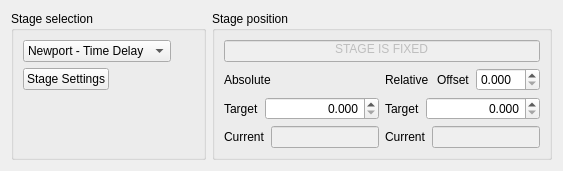
This is panels/ui/stageControl.ui in Attolab/SC-TDC as Qt 5 draws it before an edit. The edited form follows.
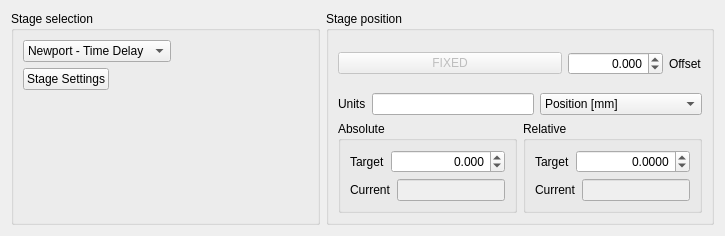
This is the edited form.

Commit message: Separating Stage and Scan Adding units choice

```diff
--- a/panels/ui/stageControl.ui
+++ b/panels/ui/stageControl.ui
@@ -6,12 +6,12 @@
    <rect>
     <x>0</x>
     <y>0</y>
-    <width>563</width>
-    <height>161</height>
+    <width>725</width>
+    <height>236</height>
    </rect>
   </property>
   <property name="sizePolicy">
-   <sizepolicy hsizetype="Maximum" vsizetype="Minimum">
+   <sizepolicy hsizetype="Preferred" vsizetype="Maximum">
     <horstretch>0</horstretch>
     <verstretch>0</verstretch>
    </sizepolicy>
@@ -19,9 +19,7 @@
   <property name="windowTitle">
    <string>Form</string>
   </property>
-  <layout class="QVBoxLayout" name="verticalLayout_4">
-   <item>
-    <layout class="QHBoxLayout" name="horizontalLayout_2">
+  <layout class="QHBoxLayout" name="horizontalLayout_5">
      <item>
       <widget class="QGroupBox" name="groupBox">
        <property name="title">
@@ -87,35 +85,142 @@
        </property>
        <layout class="QVBoxLayout" name="verticalLayout_6">
         <item>
-         <widget class="QLineEdit" name="stage_position_status">
+       <layout class="QHBoxLayout" name="horizontalLayout">
+        <item>
+         <widget class="QPushButton" name="stop_pushButton">
           <property name="enabled">
            <bool>false</bool>
           </property>
+          <property name="text">
+           <string>FIXED</string>
+          </property>
+         </widget>
+        </item>
+        <item>
+         <widget class="QDoubleSpinBox" name="offset_spinBox">
           <property name="sizePolicy">
-           <sizepolicy hsizetype="Minimum" vsizetype="Fixed">
+           <sizepolicy hsizetype="Maximum" vsizetype="Maximum">
             <horstretch>0</horstretch>
             <verstretch>0</verstretch>
            </sizepolicy>
           </property>
+          <property name="wrapping">
+           <bool>false</bool>
+          </property>
+          <property name="alignment">
+           <set>Qt::AlignRight|Qt::AlignTrailing|Qt::AlignVCenter</set>
+          </property>
+          <property name="suffix">
+           <string/>
+          </property>
+          <property name="decimals">
+           <number>3</number>
+          </property>
+          <property name="minimum">
+           <double>-1000000.000000000000000</double>
+          </property>
+          <property name="maximum">
+           <double>1000000.000000000000000</double>
+          </property>
+          <property name="value">
+           <double>0.000000000000000</double>
+          </property>
+         </widget>
+        </item>
+        <item>
+         <widget class="QLabel" name="label_t0">
+          <property name="sizePolicy">
+           <sizepolicy hsizetype="Maximum" vsizetype="Preferred">
+            <horstretch>0</horstretch>
+            <verstretch>0</verstretch>
+           </sizepolicy>
+          </property>
           <property name="text">
-           <string>STAGE IS FIXED</string>
+           <string>Offset</string>
+          </property>
+         </widget>
+        </item>
+       </layout>
+      </item>
+      <item>
+       <layout class="QHBoxLayout" name="horizontalLayout_2">
+        <item>
+         <widget class="QLabel" name="label_4">
+          <property name="sizePolicy">
+           <sizepolicy hsizetype="Maximum" vsizetype="Maximum">
+            <horstretch>0</horstretch>
+            <verstretch>0</verstretch>
+           </sizepolicy>
+          </property>
+          <property name="text">
+           <string>Units</string>
+          </property>
+         </widget>
+        </item>
+        <item>
+         <widget class="QLineEdit" name="conversionFactor_lineEdit">
+          <property name="enabled">
+           <bool>true</bool>
+          </property>
+          <property name="sizePolicy">
+           <sizepolicy hsizetype="Preferred" vsizetype="Fixed">
+            <horstretch>0</horstretch>
+            <verstretch>0</verstretch>
+           </sizepolicy>
+          </property>
+          <property name="text">
+           <string/>
           </property>
           <property name="alignment">
            <set>Qt::AlignHCenter|Qt::AlignTop</set>
           </property>
+          <property name="readOnly">
+           <bool>true</bool>
+          </property>
          </widget>
         </item>
         <item>
-         <layout class="QHBoxLayout" name="horizontalLayout_11">
+         <widget class="QComboBox" name="cBox_stageMode">
+          <property name="currentIndex">
+           <number>1</number>
+          </property>
           <item>
-           <layout class="QVBoxLayout" name="verticalLayout_2">
+           <property name="text">
+            <string>Custom</string>
+           </property>
+          </item>
             <item>
-             <widget class="QLabel" name="label_5">
               <property name="text">
+            <string>Position [mm]</string>
+           </property>
+          </item>
+          <item>
+           <property name="text">
+            <string>Time - Single Pass [ps]</string>
+           </property>
+          </item>
+          <item>
+           <property name="text">
+            <string>Time - Single Pass [fs]</string>
+           </property>
+          </item>
+          <item>
+           <property name="text">
+            <string>Index [no units]</string>
+           </property>
+          </item>
+         </widget>
+        </item>
+       </layout>
+      </item>
+      <item>
+       <layout class="QHBoxLayout" name="horizontalLayout_4">
+        <item>
+         <widget class="QGroupBox" name="groupBox_3">
+          <property name="title">
                <string>Absolute</string>
               </property>
-             </widget>
-            </item>
+          <layout class="QVBoxLayout" name="verticalLayout_4">
             <item>
              <layout class="QHBoxLayout" name="horizontalLayout_3">
               <item>
@@ -134,7 +239,7 @@
               <item>
                <widget class="QDoubleSpinBox" name="offset_spinBox_3">
                 <property name="sizePolicy">
-                 <sizepolicy hsizetype="Minimum" vsizetype="Minimum">
+                <sizepolicy hsizetype="Minimum" vsizetype="Maximum">
                   <horstretch>0</horstretch>
                   <verstretch>0</verstretch>
                  </sizepolicy>
@@ -151,6 +256,12 @@
                 <property name="decimals">
                  <number>3</number>
                 </property>
+               <property name="minimum">
+                <double>-1000000.000000000000000</double>
+               </property>
+               <property name="maximum">
+                <double>10000000.000000000000000</double>
+               </property>
                </widget>
               </item>
              </layout>
@@ -192,58 +303,14 @@
              </layout>
             </item>
            </layout>
+         </widget>
           </item>
           <item>
-           <layout class="QVBoxLayout" name="verticalLayout_3">
-            <item>
-             <layout class="QHBoxLayout" name="horizontalLayout_10">
-              <item>
-               <widget class="QLabel" name="label_6">
-                <property name="sizePolicy">
-                 <sizepolicy hsizetype="Minimum" vsizetype="Preferred">
-                  <horstretch>0</horstretch>
-                  <verstretch>0</verstretch>
-                 </sizepolicy>
-                </property>
-                <property name="text">
+         <widget class="QGroupBox" name="groupBox_4">
+          <property name="title">
                  <string>Relative</string>
                 </property>
-               </widget>
-              </item>
-              <item>
-               <widget class="QLabel" name="label_t0">
-                <property name="sizePolicy">
-                 <sizepolicy hsizetype="Maximum" vsizetype="Preferred">
-                  <horstretch>0</horstretch>
-                  <verstretch>0</verstretch>
-                 </sizepolicy>
-                </property>
-                <property name="text">
-                 <string>Offset</string>
-                </property>
-               </widget>
-              </item>
-              <item>
-               <widget class="QDoubleSpinBox" name="offset_spinBox">
-                <property name="sizePolicy">
-                 <sizepolicy hsizetype="Maximum" vsizetype="Fixed">
-                  <horstretch>0</horstretch>
-                  <verstretch>0</verstretch>
-                 </sizepolicy>
-                </property>
-                <property name="wrapping">
-                 <bool>false</bool>
-                </property>
-                <property name="suffix">
-                 <string/>
-                </property>
-                <property name="decimals">
-                 <number>3</number>
-                </property>
-               </widget>
-              </item>
-             </layout>
-            </item>
+          <layout class="QVBoxLayout" name="verticalLayout_5">
             <item>
              <layout class="QHBoxLayout" name="horizontalLayout_8">
               <item>
@@ -262,7 +329,7 @@
               <item>
                <widget class="QDoubleSpinBox" name="offset_spinBox_4">
                 <property name="sizePolicy">
-                 <sizepolicy hsizetype="Minimum" vsizetype="Minimum">
+                <sizepolicy hsizetype="Minimum" vsizetype="Maximum">
                   <horstretch>0</horstretch>
                   <verstretch>0</verstretch>
                  </sizepolicy>
@@ -273,11 +340,23 @@
                 <property name="alignment">
                  <set>Qt::AlignRight|Qt::AlignTrailing|Qt::AlignVCenter</set>
                 </property>
+               <property name="keyboardTracking">
+                <bool>false</bool>
+               </property>
+               <property name="showGroupSeparator" stdset="0">
+                <bool>false</bool>
+               </property>
                 <property name="suffix">
                  <string/>
                 </property>
                 <property name="decimals">
-                 <number>3</number>
+                <number>4</number>
+               </property>
+               <property name="minimum">
+                <double>-10000000000.000000000000000</double>
+               </property>
+               <property name="maximum">
+                <double>100000000000.000000000000000</double>
                 </property>
                </widget>
               </item>
@@ -320,13 +399,12 @@
              </layout>
             </item>
            </layout>
+         </widget>
           </item>
          </layout>
         </item>
        </layout>
       </widget>
-     </item>
-    </layout>
    </item>
   </layout>
  </widget>
```
Left out of the diff: 11 changed lines with no effect on the pictures. Lines whose indentation alone changed are shown as unchanged. The commit also changes 10 other files.
